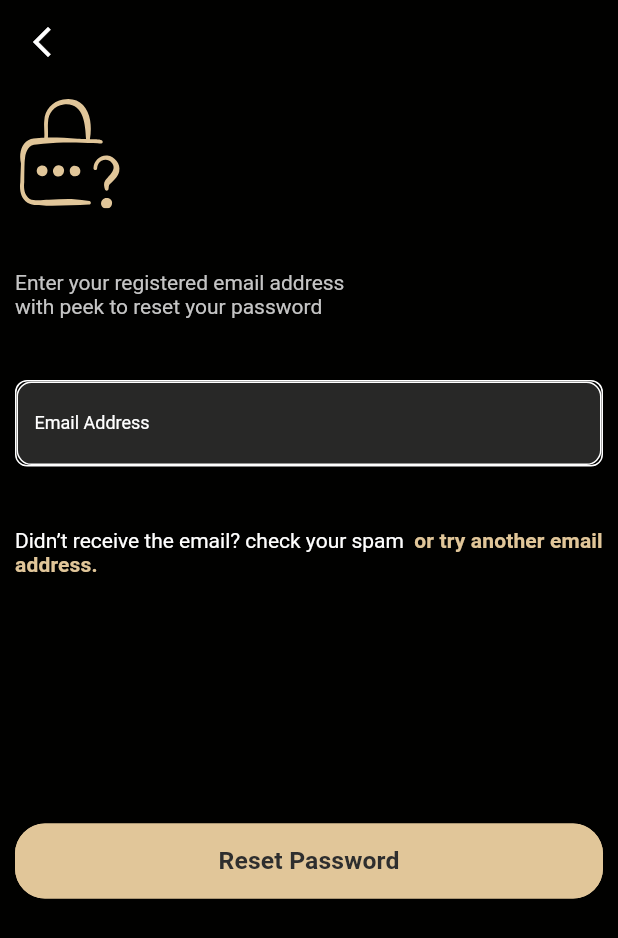
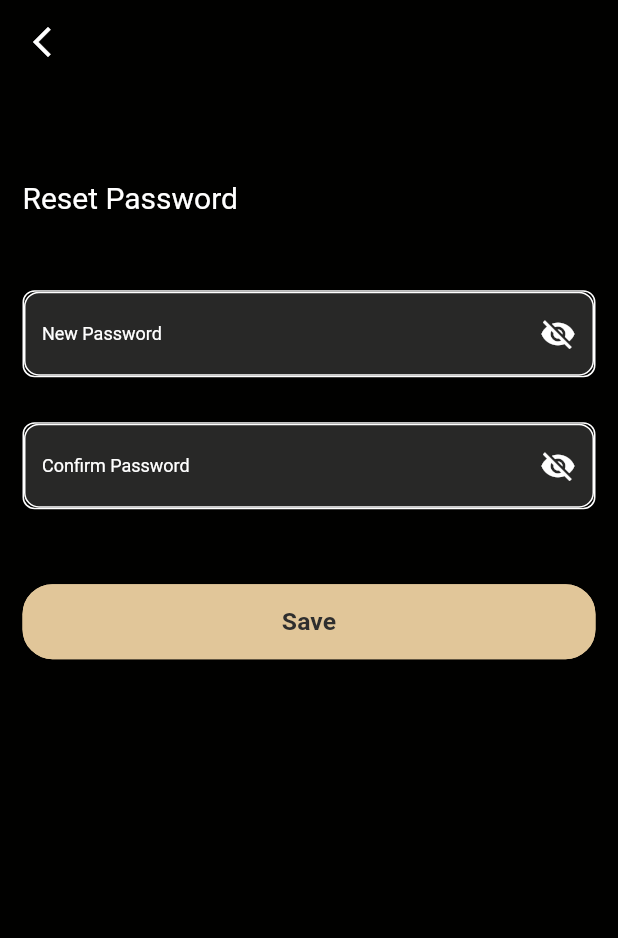
Before and after one commit to DigicomSolution/Peek-Entertainment-App-, a Flutter app: the ForgotPasswordView screen opened by its route, after a tap on "Reset Password", on a phone screen of 412 x 824 dp. Shown: the top 938 px of the screen. Run offline on Flutter 3.47's test engine with Material 2 defaults, Android fonts, the phone set to English and light mode, and no system bars; our stand-ins replace flutter_svg, get_it, go_router, stacked; missing offline and left inert: flutter_pin_code_fields; Roboto replaces fonts that are missing (Quicksand).

Commit message:
added reset password

```diff
--- a/lib/app/router.dart
+++ b/lib/app/router.dart
@@ -2,6 +2,7 @@ import 'package:flutter/material.dart';
 import 'package:go_router/go_router.dart';
 import 'package:peek/ui/views/forgot_password/forgot_password_view.dart';
 import 'package:peek/ui/views/login/login_view.dart';
+import 'package:peek/ui/views/reset_password/reset_password_view.dart';
 import 'package:peek/ui/views/signup/signup_view.dart';
 import 'package:peek/ui/views/splash_view/splash_view.dart';
 import 'package:peek/ui/views/startup_view/startup_view.dart';
@@ -60,5 +61,11 @@ GoRouter router() {
       builder: (BuildContext context, GoRouterState state) =>
           const ForgotPasswordView(),
     ),
+    GoRoute(
+      name: AppRoutes.resetPasswordView,
+      path: AppRoutes.resetPasswordView,
+      builder: (BuildContext context, GoRouterState state) =>
+          const ResetPasswordView(),
+    ),
   ]);
 }
--- a/lib/helpers/constants/routes.dart
+++ b/lib/helpers/constants/routes.dart
@@ -7,4 +7,5 @@ class AppRoutes {
   static const verificationView = '/verification-view';
   static const verificationSuccessView = '/verification-success-view';
   static const forgotPasswordView = '/forgot-password-view';
+  static const resetPasswordView = '/reset-password-view';
 }
--- a/lib/ui/views/forgot_password/forgot_password_view.dart
+++ b/lib/ui/views/forgot_password/forgot_password_view.dart
@@ -70,7 +70,8 @@ class ForgotPasswordView extends StatelessWidget {
                     SizedBox(
                       height: context.heightPercent(0.2),
                     ),
-                    CustomButton(text: "Reset Password", onTap: () {})
+                    CustomButton(
+                        text: "Reset Password", onTap: model.goToResetPassword)
                   ],
                 ),
               ),
--- a/lib/ui/views/forgot_password/forgot_password_viewmodel.dart
+++ b/lib/ui/views/forgot_password/forgot_password_viewmodel.dart
@@ -1,6 +1,12 @@
 import 'package:flutter/material.dart';
+import 'package:go_router/go_router.dart';
+import 'package:peek/app/locator.dart';
+import 'package:peek/helpers/constants/routes.dart';
 import 'package:stacked/stacked.dart';
 
-class ForgotPasswordViewModel extends BaseViewModel{
+class ForgotPasswordViewModel extends BaseViewModel {
   final emailController = TextEditingController();
+  void goToResetPassword() {
+    locator<GoRouter>().push(AppRoutes.resetPasswordView);
+  }
 }
--- a/lib/ui/views/login/login_view.dart
+++ b/lib/ui/views/login/login_view.dart
@@ -17,6 +17,7 @@ class LoginView extends StatelessWidget {
     return ViewModelBuilder<LoginViewModel>.reactive(
         viewModelBuilder: () => LoginViewModel(),
         builder: (context, model, child) => Scaffold(
+          resizeToAvoidBottomInset: false,
               backgroundColor: AppColors.deepBlack,
               body: GestureDetector(
                 onTap: () => FocusManager.instance.primaryFocus?.unfocus(),
--- /dev/null
+++ b/lib/ui/views/reset_password/reset_password_view.dart
@@ -0,0 +1,81 @@
+import 'package:flutter/material.dart';
+import 'package:go_router/go_router.dart';
+import 'package:peek/helpers/extensions/build_context/build_context.dart';
+import 'package:peek/ui/views/reset_password/reset_password_viewmodel.dart';
+import 'package:stacked/stacked.dart';
+
+import '../../../helpers/constants/colors.dart';
+import '../../widgets/custom_button.dart';
+import '../../widgets/custom_text_form_field.dart';
+
+class ResetPasswordView extends StatelessWidget {
+  const ResetPasswordView({super.key});
+
+  @override
+  Widget build(BuildContext context) {
+    return ViewModelBuilder<ResetPasswordViewModel>.reactive(
+        viewModelBuilder: () => ResetPasswordViewModel(),
+        builder: (context, model, child) => Scaffold(
+              resizeToAvoidBottomInset: false,
+              backgroundColor: AppColors.deepBlack,
+              appBar: AppBar(
+                backgroundColor: AppColors.deepBlack,
+                leading: InkWell(
+                  onTap: context.pop,
+                  child: const Icon(
+                    Icons.arrow_back_ios_new_outlined,
+                    color: AppColors.white,
+                  ),
+                ),
+              ),
+              body: GestureDetector(
+                onTap: () => FocusManager.instance.primaryFocus?.unfocus(),
+                child: Padding(
+                  padding: const EdgeInsets.all(15),
+                  child: Column(
+                    crossAxisAlignment: CrossAxisAlignment.start,
+                    children: [
+                      SizedBox(
+                        height: context.heightPercent(0.06),
+                      ),
+                      Text(
+                        "Reset Password",
+                        style: context.textTheme.titleLarge
+                            ?.copyWith(color: AppColors.white),
+                      ),
+                      const SizedBox(
+                        height: 50,
+                      ),
+                      CustomTextFormField(
+                        label: "New Password",
+                        controller: model.newPasswordController,
+                        isPassword: true,
+                        max: 1,
+                        isObscure: model.isVisible,
+                        onTap: model.toggleVisibility,
+                      ),
+                      const SizedBox(
+                        height: 30,
+                      ),
+                      CustomTextFormField(
+                        label: "Confirm Password",
+                        controller: model.confirmPasswordController,
+                        isPassword: true,
+                        max: 1,
+                        isObscure: model.isVisible,
+                        onTap: model.toggleVisibility,
+                      ),
+                      const SizedBox(
+                        height: 50,
+                      ),
+                      CustomButton(text: "Save", onTap: () {}),
+                      const SizedBox(
+                        height: 30,
+                      ),
+                    ],
+                  ),
+                ),
+              ),
+            ));
+  }
+}
--- /dev/null
+++ b/lib/ui/views/reset_password/reset_password_viewmodel.dart
@@ -0,0 +1,12 @@
+import 'package:flutter/material.dart';
+import 'package:stacked/stacked.dart';
+
+class ResetPasswordViewModel extends BaseViewModel {
+  final newPasswordController = TextEditingController();
+  final confirmPasswordController = TextEditingController();
+  bool isVisible = true;
+  void toggleVisibility() {
+    isVisible = !isVisible;
+    notifyListeners();
+  }
+}
--- a/lib/ui/views/signup/signup_view.dart
+++ b/lib/ui/views/signup/signup_view.dart
@@ -18,6 +18,7 @@ class SignupView extends StatelessWidget {
         viewModelBuilder: () => SignupViewModel(),
         builder: (context, model, child) => Scaffold(
               backgroundColor: AppColors.deepBlack,
+              resizeToAvoidBottomInset: false,
               body: GestureDetector(
                 onTap: () => FocusManager.instance.primaryFocus?.unfocus(),
                 child: Padding(
--- a/lib/ui/views/verification/verification_view.dart
+++ b/lib/ui/views/verification/verification_view.dart
@@ -18,6 +18,7 @@ class VerificationView extends StatelessWidget {
     return ViewModelBuilder<VerificationViewModel>.reactive(
         viewModelBuilder: () => VerificationViewModel(),
         builder: (context, model, child) => Scaffold(
+          resizeToAvoidBottomInset: false,
               backgroundColor: AppColors.deepBlack,
               appBar: AppBar(
                 backgroundColor: AppColors.deepBlack,
--- a/lib/ui/widgets/custom_text_form_field.dart
+++ b/lib/ui/widgets/custom_text_form_field.dart
@@ -39,7 +39,7 @@ class _CustomTextFormFieldState extends State<CustomTextFormField> {
   @override
   Widget build(BuildContext context) {
     return SizedBox(
-      height: context.heightPercent(0.07),
+      // height: context.heightPercent(0.07),
       child: Focus(
         onFocusChange: (hasFocus) {
           setState(() {
```
